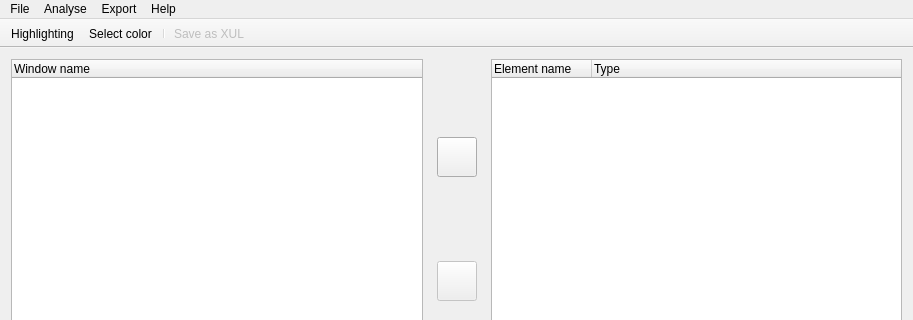
Before: the Qt Designer form src/MainWindow.ui in Audio/GUI-Extractor, drawn with Qt 5; both pictures show x 0 to 913 and y 0 to 320 of the 913 by 516 pixel window.
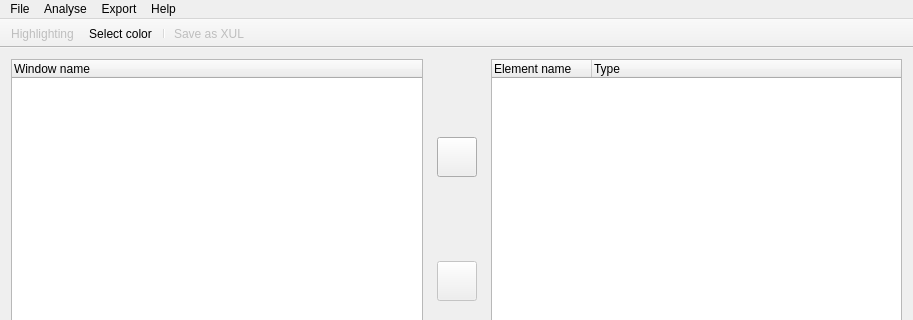
After: the same form once the commit is applied. Icons and pictures are not drawn.

Commit message: Enable highlighting after the window list is loaded. And one small typo.

```diff
--- a/src/MainWindow.ui
+++ b/src/MainWindow.ui
@@ -271,6 +271,9 @@
    <property name="checkable">
     <bool>true</bool>
    </property>
+   <property name="enabled">
+    <bool>false</bool>
+   </property>
    <property name="icon">
     <iconset resource="resources/icons.qrc">
      <normaloff>:/icons/highlight.png</normaloff>:/icons/highlight.png</iconset>
```
The commit also changes 2 other files.
